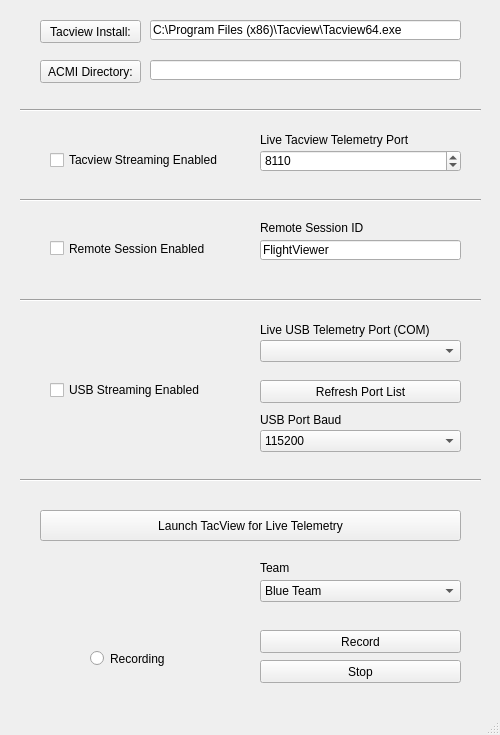
PowerBroker2/Thunder_Viewer, file gui.ui: the form before one commit.
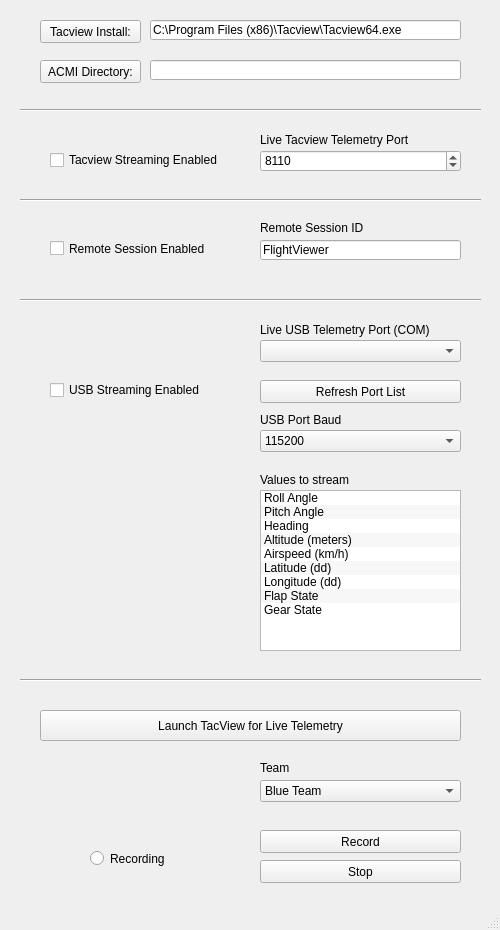
The form after the commit. Icons and pictures are not drawn.

What changed in the file:
```diff
--- a/gui.ui
+++ b/gui.ui
@@ -7,19 +7,19 @@
     <x>0</x>
     <y>0</y>
     <width>500</width>
-    <height>735</height>
+    <height>930</height>
    </rect>
   </property>
   <property name="minimumSize">
    <size>
     <width>500</width>
-    <height>735</height>
+    <height>930</height>
    </size>
   </property>
   <property name="maximumSize">
    <size>
     <width>500</width>
-    <height>735</height>
+    <height>930</height>
    </size>
   </property>
   <property name="windowTitle">
@@ -47,7 +47,7 @@
     <property name="geometry">
      <rect>
       <x>90</x>
-      <y>650</y>
+      <y>850</y>
       <width>82</width>
       <height>17</height>
      </rect>
@@ -60,7 +60,7 @@
     <property name="geometry">
      <rect>
       <x>260</x>
-      <y>630</y>
+      <y>830</y>
       <width>201</width>
       <height>23</height>
      </rect>
@@ -76,7 +76,7 @@
     <property name="geometry">
      <rect>
       <x>260</x>
-      <y>660</y>
+      <y>860</y>
       <width>201</width>
       <height>23</height>
      </rect>
@@ -166,7 +166,7 @@
     <property name="geometry">
      <rect>
       <x>40</x>
-      <y>510</y>
+      <y>710</y>
       <width>421</width>
       <height>31</height>
      </rect>
@@ -452,7 +452,7 @@
     <property name="geometry">
      <rect>
       <x>20</x>
-      <y>470</y>
+      <y>670</y>
       <width>461</width>
       <height>20</height>
      </rect>
@@ -478,7 +478,7 @@
     <property name="geometry">
      <rect>
       <x>260</x>
-      <y>580</y>
+      <y>780</y>
       <width>201</width>
       <height>22</height>
      </rect>
@@ -501,7 +501,7 @@
     <property name="geometry">
      <rect>
       <x>260</x>
-      <y>560</y>
+      <y>760</y>
       <width>201</width>
       <height>16</height>
      </rect>
@@ -510,6 +510,83 @@
      <string>Team</string>
     </property>
    </widget>
+   <widget class="QListWidget" name="usb_fields">
+    <property name="geometry">
+     <rect>
+      <x>260</x>
+      <y>490</y>
+      <width>201</width>
+      <height>161</height>
+     </rect>
+    </property>
+    <property name="alternatingRowColors">
+     <bool>true</bool>
+    </property>
+    <property name="selectionMode">
+     <enum>QAbstractItemView::MultiSelection</enum>
+    </property>
+    <property name="sortingEnabled">
+     <bool>false</bool>
+    </property>
+    <item>
+     <property name="text">
+      <string>Roll Angle</string>
+     </property>
+    </item>
+    <item>
+     <property name="text">
+      <string>Pitch Angle</string>
+     </property>
+    </item>
+    <item>
+     <property name="text">
+      <string>Heading</string>
+     </property>
+    </item>
+    <item>
+     <property name="text">
+      <string>Altitude (meters)</string>
+     </property>
+    </item>
+    <item>
+     <property name="text">
+      <string>Airspeed (km/h)</string>
+     </property>
+    </item>
+    <item>
+     <property name="text">
+      <string>Latitude (dd)</string>
+     </property>
+    </item>
+    <item>
+     <property name="text">
+      <string>Longitude (dd)</string>
+     </property>
+    </item>
+    <item>
+     <property name="text">
+      <string>Flap State</string>
+     </property>
+    </item>
+    <item>
+     <property name="text">
+      <string>Gear State</string>
+     </property>
+    </item>
+   </widget>
+   <widget class="QLabel" name="label_7">
+    <property name="geometry">
+     <rect>
+      <x>260</x>
+      <y>470</y>
+      <width>201</width>
+      <height>20</height>
+     </rect>
+    </property>
+    <property name="text">
+     <string>Values to stream</string>
+    </property>
+   </widget>
   </widget>
   <widget class="QMenuBar" name="menubar">
    <property name="geometry">
```
